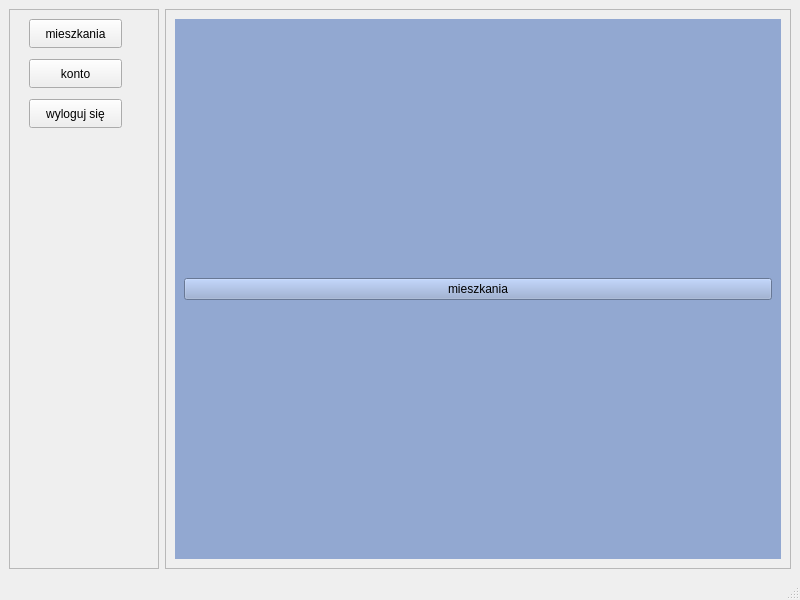
Old version of the form src/UI/templates/mainwindow.ui in the repository BartoszPietrucha/projekt.
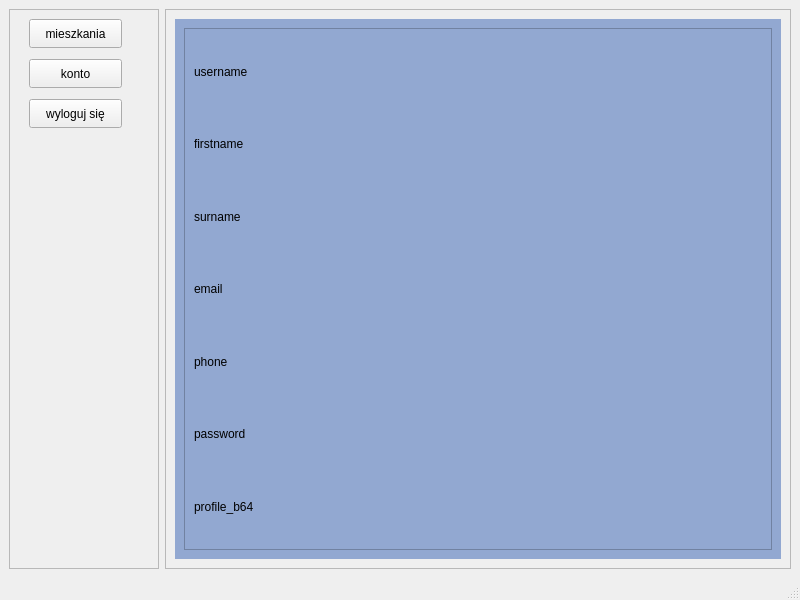
New version of the form. The open tabs and pages were chosen to show the change.

```diff
--- a/src/UI/templates/mainwindow.ui
+++ b/src/UI/templates/mainwindow.ui
@@ -96,10 +96,64 @@
          <widget class="QWidget" name="page">
           <layout class="QHBoxLayout" name="horizontalLayout_4">
            <item>
-            <widget class="QPushButton" name="bt_mieszkania_3">
-             <property name="text">
-              <string>mieszkania</string>
+            <widget class="QFrame" name="frame_4">
+             <property name="frameShape">
+              <enum>QFrame::Shape::StyledPanel</enum>
              </property>
+             <property name="frameShadow">
+              <enum>QFrame::Shadow::Raised</enum>
+             </property>
+             <layout class="QVBoxLayout" name="verticalLayout">
+              <item>
+               <widget class="QLabel" name="label">
+                <property name="text">
+                 <string>username</string>
+                </property>
+               </widget>
+              </item>
+              <item>
+               <widget class="QLabel" name="label_5">
+                <property name="text">
+                 <string>firstname</string>
+                </property>
+               </widget>
+              </item>
+              <item>
+               <widget class="QLabel" name="label_6">
+                <property name="text">
+                 <string>surname</string>
+                </property>
+               </widget>
+              </item>
+              <item>
+               <widget class="QLabel" name="label_4">
+                <property name="text">
+                 <string>email</string>
+                </property>
+               </widget>
+              </item>
+              <item>
+               <widget class="QLabel" name="label_2">
+                <property name="text">
+                 <string>phone</string>
+                </property>
+               </widget>
+              </item>
+              <item>
+               <widget class="QLabel" name="label_7">
+                <property name="text">
+                 <string>password</string>
+                </property>
+               </widget>
+              </item>
+              <item>
+               <widget class="QLabel" name="label_3">
+                <property name="text">
+                 <string>profile_b64</string>
+                </property>
+               </widget>
+              </item>
+             </layout>
             </widget>
            </item>
           </layout>
```
Left out of the diff: 2 changed lines with no effect on the pictures.
